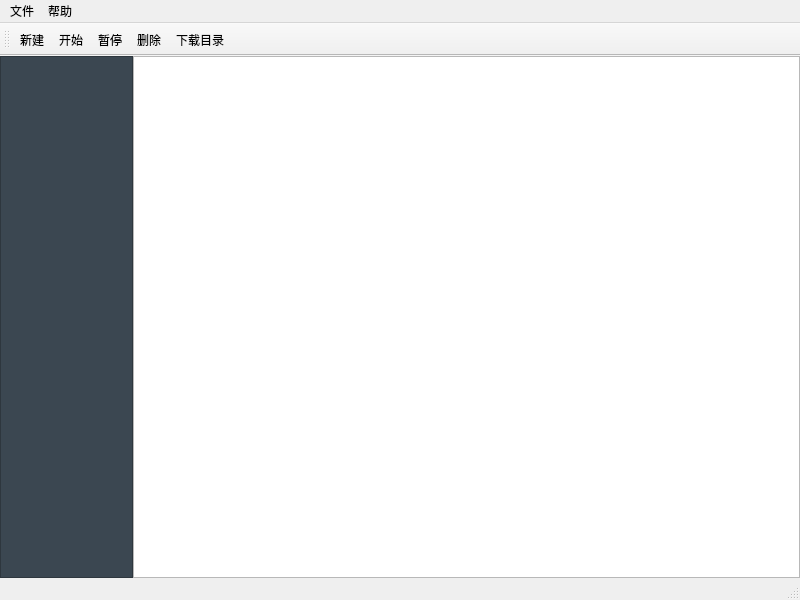
The window that mainwindow.ui (sonichy/HTYDown) describes before a commit, drawn with Qt 5.
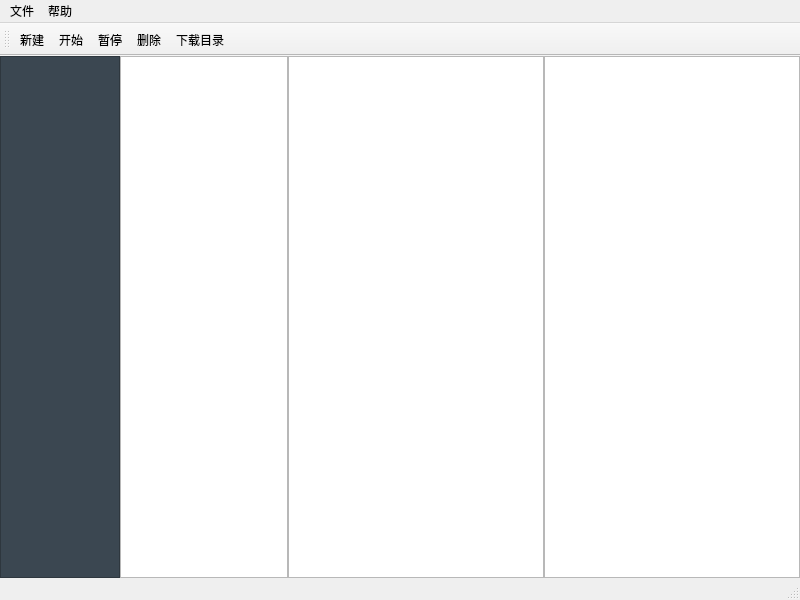
The same window after the commit. Icons and pictures are not drawn.

What changed in the file:
```diff
--- a/mainwindow.ui
+++ b/mainwindow.ui
@@ -23,7 +23,7 @@
 #listWidgetNav::item:selected { background: #232A30; color:#4A95CA; }</string>
   </property>
   <widget class="QWidget" name="centralWidget">
-   <layout class="QHBoxLayout" name="horizontalLayout" stretch="1,5">
+   <layout class="QHBoxLayout" name="horizontalLayout" stretch="1,5,0,0">
     <property name="spacing">
      <number>0</number>
     </property>
@@ -40,7 +40,20 @@
      <number>0</number>
     </property>
     <item>
-     <widget class="QListWidget" name="listWidgetNav"/>
+     <widget class="QListWidget" name="listWidgetNav">
+      <property name="minimumSize">
+       <size>
+        <width>120</width>
+        <height>0</height>
+       </size>
+      </property>
+      <property name="maximumSize">
+       <size>
+        <width>120</width>
+        <height>16777215</height>
+       </size>
+      </property>
+     </widget>
     </item>
     <item>
      <widget class="QListWidget" name="listWidget">
@@ -52,6 +65,12 @@
       </property>
      </widget>
     </item>
+    <item>
+     <widget class="QListWidget" name="listWidgetDownloaded"/>
+    </item>
+    <item>
+     <widget class="QListWidget" name="listWidgetTrash"/>
+    </item>
    </layout>
   </widget>
   <widget class="QMenuBar" name="menuBar">
```
Left out of the diff: 4 changed lines with no effect on the pictures.
